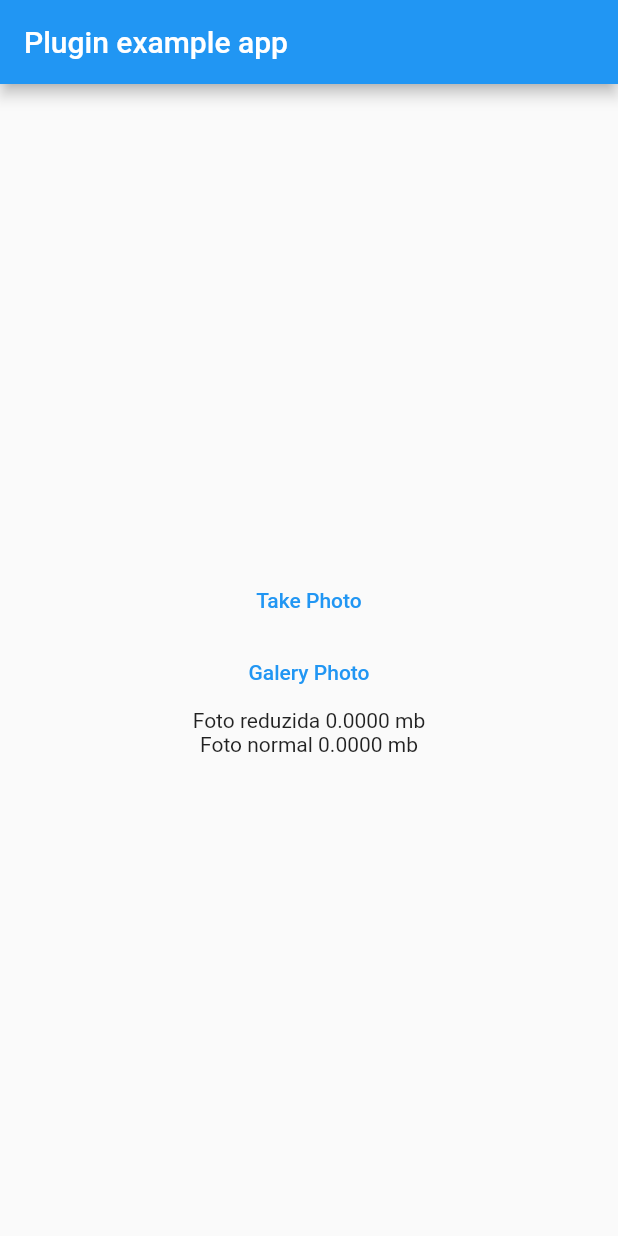
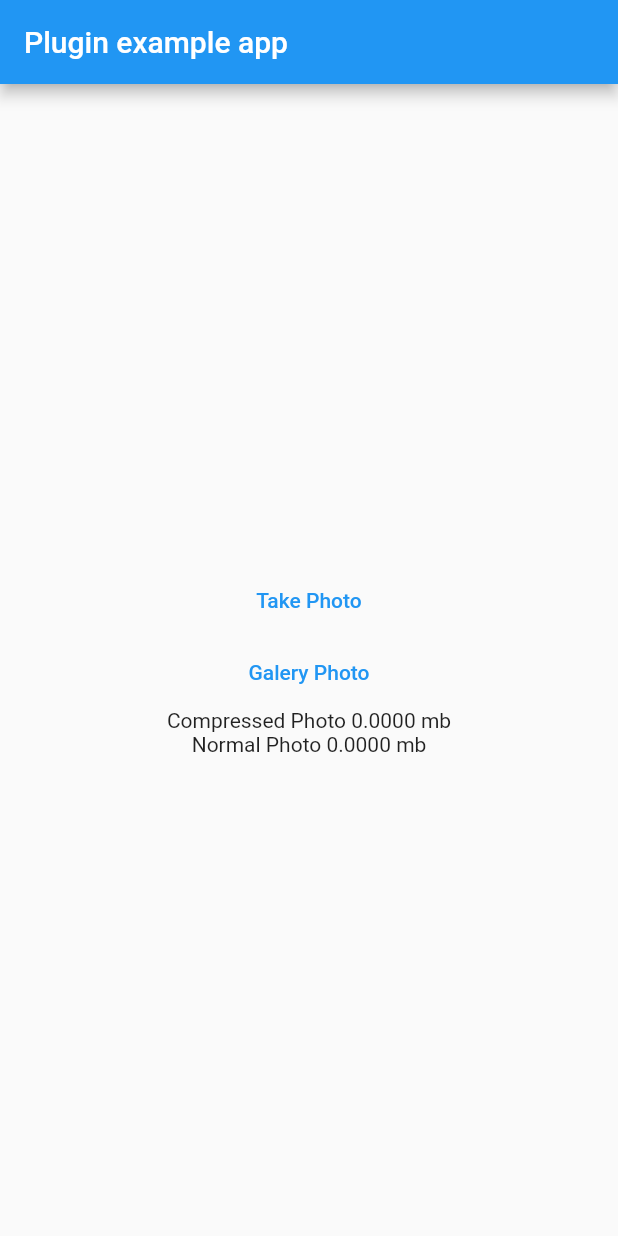
Before and after one commit to renanzdm/compress_images_flutter, a Flutter app: the screen it shows after launch, on a phone screen of 412 x 824 dp. Run offline on Flutter 3.47's test engine with Material 2 defaults, Android fonts, the phone set to English and light mode, and no system bars; our stand-ins replace image_picker, plugin_platform_interface.

Commit message:
image readme

```diff
--- a/example/lib/main.dart
+++ b/example/lib/main.dart
@@ -79,8 +79,8 @@ class _MyAppState extends State<MyApp> {
                     },
                     child: const Text("Galery Photo")),
                 Text(
-                    'Foto reduzida ${photoLengthCompressed.toStringAsFixed(4)} mb'),
-                Text('Foto normal ${photoLengthNormal.toStringAsFixed(4)} mb'),
+                    'Compressed Photo ${photoLengthCompressed.toStringAsFixed(4)} mb'),
+                Text('Normal Photo ${photoLengthNormal.toStringAsFixed(4)} mb'),
                 if (compressedPhoto != null) Image.file(compressedPhoto!),
                 if (newPhoto != null) Image.file(newPhoto!),
               ],
```
Also changed, not shown: simulator_screenshot_B9992740-087D-4658-A5ED-A8DE26E48C49.png (added), 2 other files.
